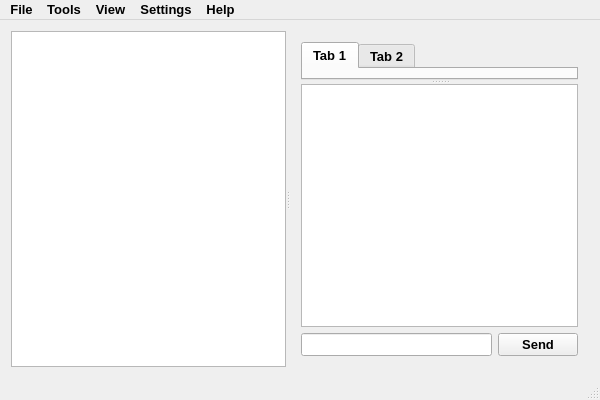
Qt form mainwindow.ui (encoreee/Testcomplex) before a commit.
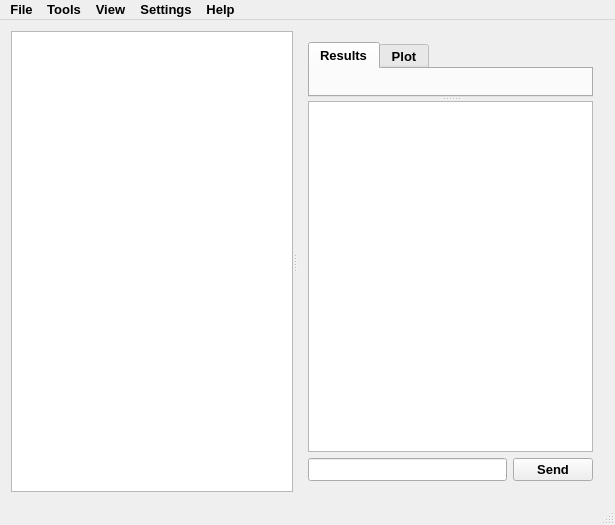
The same form after that commit. Custom widgets are drawn as their Qt base class.

Commit message: with table

Diff of the .ui file:
```diff
--- a/mainwindow.ui
+++ b/mainwindow.ui
@@ -9,8 +9,8 @@
    <rect>
     <x>0</x>
     <y>0</y>
-    <width>600</width>
-    <height>400</height>
+    <width>615</width>
+    <height>525</height>
    </rect>
   </property>
   <property name="sizePolicy">
@@ -37,7 +37,7 @@
        <enum>Qt::Horizontal</enum>
       </property>
       <widget class="MyTreeView" name="workSpace"/>
-      <widget class="QWidget" name="">
+      <widget class="QWidget" name="layoutWidget">
        <layout class="QVBoxLayout" name="verticalLayout">
         <item>
          <widget class="QSplitter" name="splitter">
@@ -45,14 +45,17 @@
            <enum>Qt::Vertical</enum>
           </property>
           <widget class="QTabWidget" name="tabWidget">
-           <widget class="QWidget" name="tab">
+           <property name="currentIndex">
+            <number>0</number>
+           </property>
+           <widget class="customTable" name="tab_1">
             <attribute name="title">
-             <string>Tab 1</string>
+             <string>Results</string>
             </attribute>
            </widget>
            <widget class="QWidget" name="tab_2">
             <attribute name="title">
-             <string>Tab 2</string>
+             <string>Plot</string>
             </attribute>
            </widget>
           </widget>
@@ -113,7 +116,7 @@
     <rect>
      <x>0</x>
      <y>0</y>
-     <width>600</width>
+     <width>615</width>
      <height>21</height>
     </rect>
    </property>
@@ -433,6 +436,18 @@
    <extends>QTreeView</extends>
    <header location="global">mytreeview.h</header>
   </customwidget>
+  <customwidget>
+   <class>QCustomPlot</class>
+   <extends>QWidget</extends>
+   <header>qcustomplot.h</header>
+   <container>1</container>
+  </customwidget>
+  <customwidget>
+   <class>customTable</class>
+   <extends>QWidget</extends>
+   <header>customtable.h</header>
+   <container>1</container>
+  </customwidget>
  </customwidgets>
  <resources/>
  <connections/>
```
Left out of the diff: 2 changed lines with no effect on the pictures. The commit also changes 33 other files.
